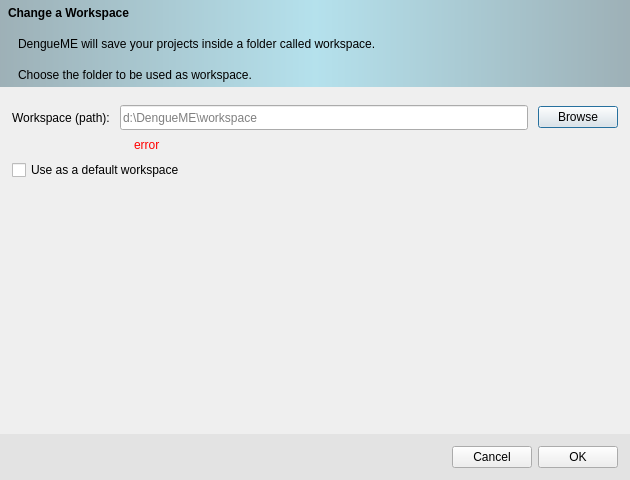
The window that src/changeworkspace.ui (ufopleds/DengueME) describes before a commit, drawn with Qt 5.
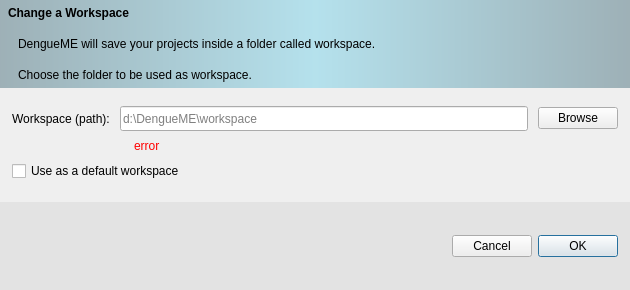
The same window after the commit. Icons and pictures are not drawn.

The edit to the form file:
```diff
--- a/src/changeworkspace.ui
+++ b/src/changeworkspace.ui
@@ -10,7 +10,7 @@
     <x>0</x>
     <y>0</y>
     <width>630</width>
-    <height>480</height>
+    <height>290</height>
    </rect>
   </property>
   <property name="sizePolicy">
@@ -19,6 +19,18 @@
     <verstretch>0</verstretch>
    </sizepolicy>
   </property>
+  <property name="minimumSize">
+   <size>
+    <width>630</width>
+    <height>290</height>
+   </size>
+  </property>
+  <property name="maximumSize">
+   <size>
+    <width>630</width>
+    <height>290</height>
+   </size>
+  </property>
   <property name="windowTitle">
    <string>Change Workspace</string>
   </property>
@@ -198,6 +210,15 @@
          <property name="text">
           <string>Browse</string>
          </property>
+         <property name="autoDefault">
+          <bool>true</bool>
+         </property>
+         <property name="default">
+          <bool>true</bool>
+         </property>
+         <property name="flat">
+          <bool>false</bool>
+         </property>
         </widget>
        </item>
       </layout>
@@ -272,10 +293,13 @@
      <property name="orientation">
       <enum>Qt::Vertical</enum>
      </property>
+     <property name="sizeType">
+      <enum>QSizePolicy::Fixed</enum>
+     </property>
      <property name="sizeHint" stdset="0">
       <size>
        <width>20</width>
-       <height>40</height>
+       <height>15</height>
       </size>
      </property>
     </spacer>
@@ -325,6 +349,12 @@
         <property name="text">
          <string>OK</string>
         </property>
+        <property name="autoDefault">
+         <bool>false</bool>
+        </property>
+        <property name="default">
+         <bool>true</bool>
+        </property>
        </widget>
       </item>
      </layout>
```
Left out of the diff: 7 changed lines with no effect on the pictures.
